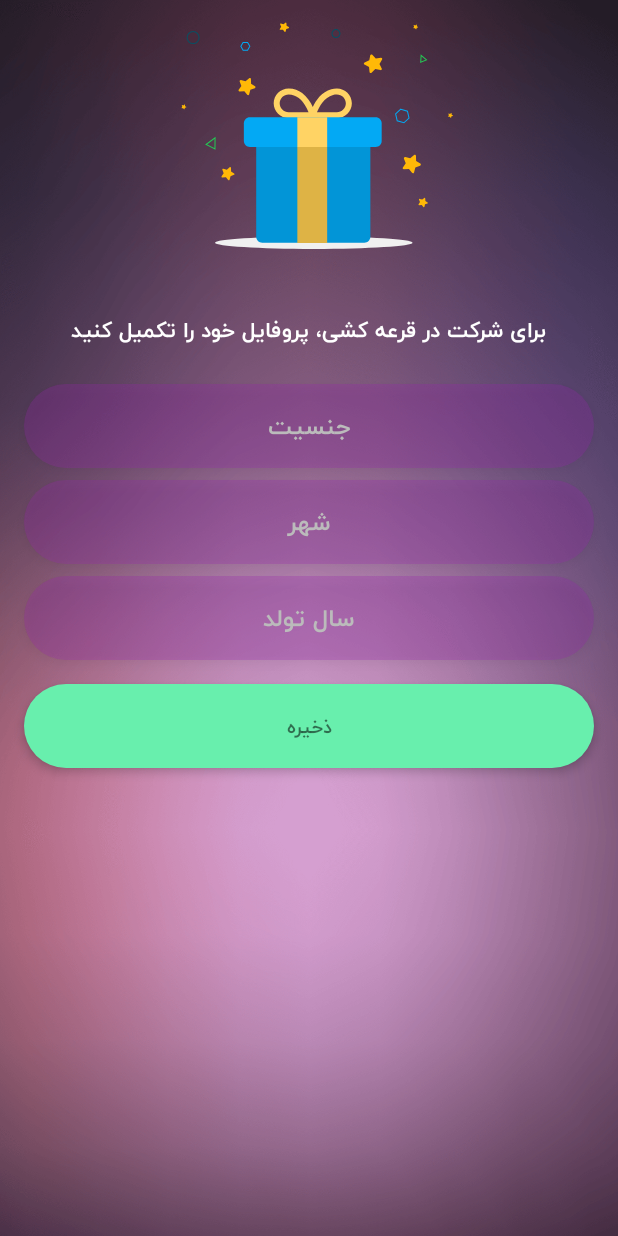
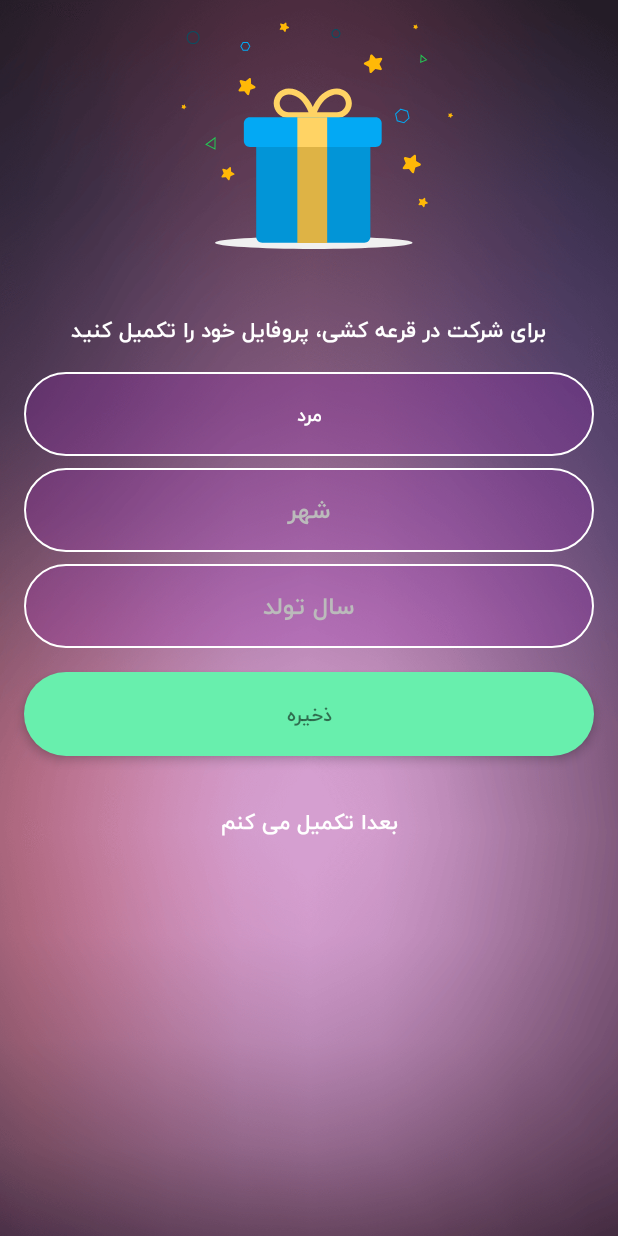
Before and after one commit to salmanseifian/fazshow, an Android app: the fragment ProfileFragment placed in its activity, after a tap on "ذخیره", on a phone screen of 412 x 824 dp. Run offline under Robolectric (Android 15) with nearby library versions, the phone set to English and light mode, and no system bars; our stand-ins replace ButterKnife; 1 other tap on this screen came first.

Commit message:
update: complete profile fragment

```diff
--- a/app/src/main/java/com/owjmedia/faaz/news/NewsActivity.java
+++ b/app/src/main/java/com/owjmedia/faaz/news/NewsActivity.java
@@ -171,6 +171,7 @@ public class NewsActivity extends AppCompatActivity implements NewsContract.View
     public void logout() {
         AppManager.setString(this, Constants.KEYS.TOKEN, null);
         mBottomSheetBahavior.setState(BottomSheetBehavior.STATE_HIDDEN);
+        setupBottomSheet();
     }
 
 
--- a/app/src/main/java/com/owjmedia/faaz/profile/ProfileFragment.java
+++ b/app/src/main/java/com/owjmedia/faaz/profile/ProfileFragment.java
@@ -6,6 +6,8 @@ import android.support.v4.app.Fragment;
 import android.view.LayoutInflater;
 import android.view.View;
 import android.view.ViewGroup;
+import android.widget.ArrayAdapter;
+import android.widget.Spinner;
 import android.widget.Toast;
 
 import com.owjmedia.faaz.R;
@@ -15,6 +17,9 @@ import com.owjmedia.faaz.general.utils.AppManager;
 import com.owjmedia.faaz.general.utils.CustomWidgets.TypefacedEditText;
 import com.owjmedia.faaz.general.utils.ProgressDialog;
 import com.owjmedia.faaz.general.utils.Validator;
+
+import java.util.ArrayList;
+import java.util.List;
 
 import butterknife.BindView;
 import butterknife.ButterKnife;
@@ -40,6 +45,19 @@ public class ProfileFragment extends Fragment implements ProfileContract.View {
         mProfilePresenter = new ProfilePresenter(this);
 
         mProgressDialog = new ProgressDialog(getContext());
+
+        // Set up spinner
+        setUpSpinner();
+    }
+
+    private void setUpSpinner() {
+        List<String> list = new ArrayList<>();
+        list.add(getString(R.string.male));
+        list.add(getString(R.string.female));
+        ArrayAdapter<String> dataAdapter = new ArrayAdapter<>(getContext(),
+                R.layout.item_spinner, list);
+        dataAdapter.setDropDownViewResource(R.layout.item_spinner_dropdown);
+        spinnerGender.setAdapter(dataAdapter);
     }
 
     @Override
@@ -67,11 +85,16 @@ public class ProfileFragment extends Fragment implements ProfileContract.View {
 
     @OnClick(R.id.btnContinue)
     public void saveProfile() {
-        if (Validator.isStringValid(edtGender.getText().toString()) && Validator.isStringValid(edtCity.getText().toString()) && Validator.isStringValid(edtBirthYear.getText().toString()))
-            mProfilePresenter.updateProfile(AppManager.getString(getContext(), Constants.KEYS.TOKEN), edtGender.getText().toString(), edtCity.getText().toString(),
+        if (Validator.isStringValid(spinnerGender.getSelectedItem().toString()) && Validator.isStringValid(edtCity.getText().toString()) && Validator.isStringValid(edtBirthYear.getText().toString()))
+            mProfilePresenter.updateProfile(AppManager.getString(getContext(), Constants.KEYS.TOKEN), spinnerGender.getSelectedItem().toString(), edtCity.getText().toString(),
                     Integer.parseInt(edtBirthYear.getText().toString()));
         else
             showMessage(getString(R.string.inputs_is_not_valid));
+    }
+
+    @OnClick(R.id.txtSkip)
+    public void skip() {
+        getActivity().finish();
     }
 
 
@@ -82,6 +105,9 @@ public class ProfileFragment extends Fragment implements ProfileContract.View {
     @BindView(R.id.edtGender)
     TypefacedEditText edtGender;
 
+    @BindView(R.id.spinnerGender)
+    Spinner spinnerGender;
+
     @BindView(R.id.edtCity)
     TypefacedEditText edtCity;
 
--- a/app/src/main/res/drawable/bg_edittext.xml
+++ b/app/src/main/res/drawable/bg_edittext.xml
@@ -1,6 +1,6 @@
 <?xml version="1.0" encoding="utf-8"?>
 <shape xmlns:android="http://schemas.android.com/apk/res/android">
     <solid android:color="@color/colorEditTextBackground"/>
-    <stroke android:color="@android:color/white"/>
+    <stroke android:color="@android:color/white" android:width="1dp"/>
     <corners android:radius="64dp"/>
 </shape>
--- /dev/null
+++ b/app/src/main/res/layout/item_spinner.xml
@@ -0,0 +1,6 @@
+<?xml version="1.0" encoding="utf-8"?>
+<com.owjmedia.faaz.general.utils.CustomWidgets.TypefacedTextView xmlns:android="http://schemas.android.com/apk/res/android"
+    android:layout_width="match_parent"
+    android:layout_height="?actionBarSize"
+    android:gravity="center"
+    android:textColor="@color/colorWhite" />
--- /dev/null
+++ b/app/src/main/res/layout/item_spinner_dropdown.xml
@@ -0,0 +1,7 @@
+<?xml version="1.0" encoding="utf-8"?>
+<com.owjmedia.faaz.general.utils.CustomWidgets.TypefacedTextView xmlns:android="http://schemas.android.com/apk/res/android"
+    android:layout_width="match_parent"
+    android:layout_height="?actionBarSize"
+    android:background="@color/colorEditTextBackground"
+    android:gravity="center"
+    android:textColor="@color/colorWhite" />
--- a/app/src/main/res/layout/profile_frg.xml
+++ b/app/src/main/res/layout/profile_frg.xml
@@ -26,12 +26,19 @@
         android:layout_below="@+id/txtHint"
         android:layout_marginTop="8dp"
         android:hint="@string/gender"
-        android:inputType="text" />
+        android:inputType="text"
+        android:visibility="gone" />
+
+    <android.support.v7.widget.AppCompatSpinner
+        android:id="@+id/spinnerGender"
+        style="@style/CustomEditText"
+        android:gravity="center"
+        android:layout_below="@+id/txtHint" />
 
     <com.owjmedia.faaz.general.utils.CustomWidgets.TypefacedEditText
         android:id="@+id/edtCity"
         style="@style/CustomEditText"
-        android:layout_below="@+id/edtGender"
+        android:layout_below="@+id/spinnerGender"
         android:layout_marginTop="8dp"
         android:hint="@string/city"
         android:inputType="text" />
@@ -52,4 +59,10 @@
         android:layout_marginTop="16dp"
         android:text="@string/save" />
 
+    <com.owjmedia.faaz.general.utils.CustomWidgets.TypefacedTextView
+        android:id="@+id/txtSkip"
+        style="@style/DescriptionTextView"
+        android:layout_below="@+id/btnContinue"
+        android:text="@string/complete_later" />
+
 </RelativeLayout>
--- a/app/src/main/res/values/strings.xml
+++ b/app/src/main/res/values/strings.xml
@@ -28,4 +28,8 @@
     <string name="exit">خروج</string>
     <string name="login_and_register">ورود و عضویت</string>
     <string name="soon">به زودی</string>
+    <string name="male">مرد</string>
+    <string name="female">زن</string>
+    <string name="skip">بعدأ</string>
+    <string name="complete_later">بعدا تکمیل می کنم</string>
 </resources>
```
